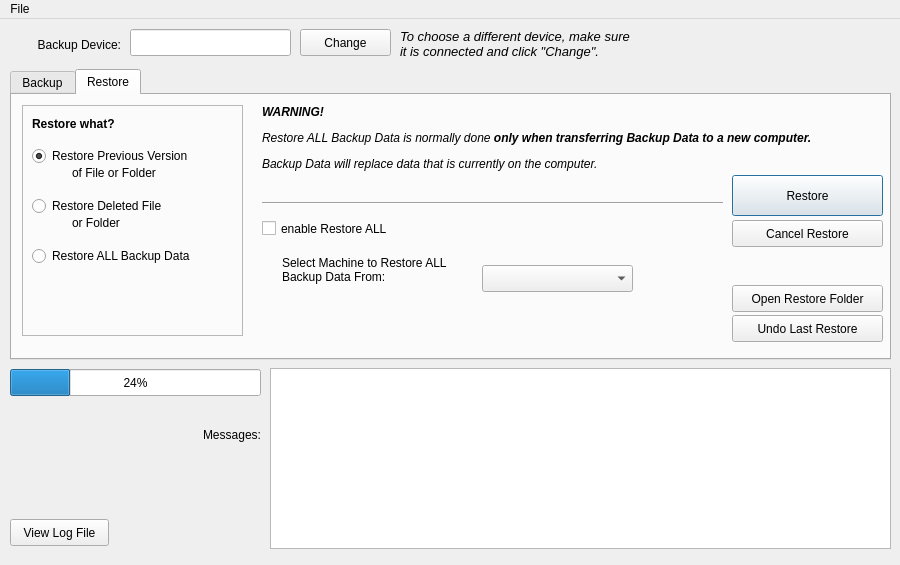
wasta-linux/wasta-backup, file mainwindow.ui: the form before one commit.
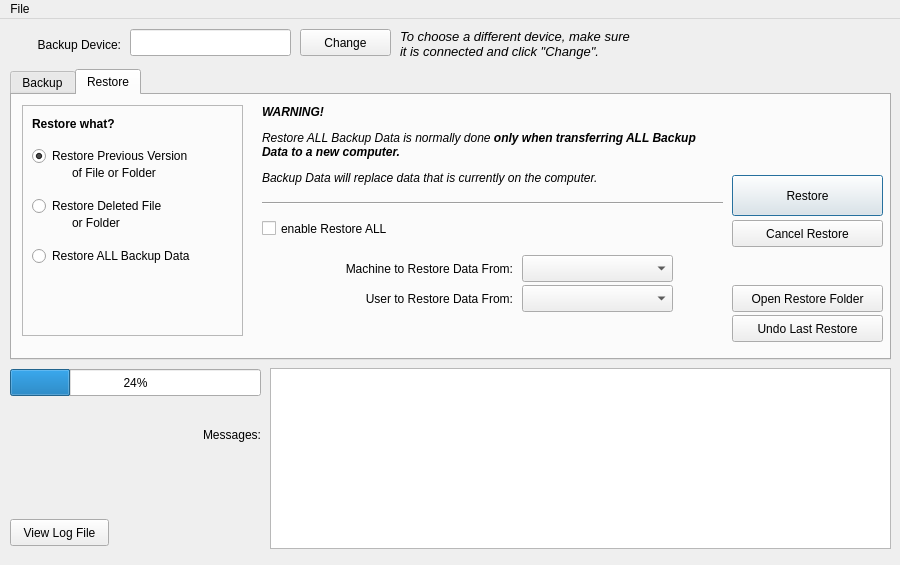
The form after the commit. The open tabs and pages were chosen to show the change.

Commit message: * Implemented multi-user for "Restore ALL", so now can restore from different machine and different user to current machine and user. * reduced USB auto-launch delay to 5s (from 10s)

The edit to the form file:
```diff
--- a/mainwindow.ui
+++ b/mainwindow.ui
@@ -503,7 +503,7 @@
          <rect>
           <x>10</x>
           <y>10</y>
-          <width>571</width>
+          <width>461</width>
           <height>101</height>
          </rect>
         </property>
@@ -513,7 +513,7 @@
          </font>
         </property>
         <property name="text">
-         <string>&lt;html&gt;&lt;head/&gt;&lt;body&gt;&lt;p&gt;&lt;span style=&quot; font-weight:600;&quot;&gt;WARNING!&lt;/span&gt;&lt;/p&gt;&lt;p&gt;Restore ALL Backup Data is normally done &lt;span style=&quot; font-weight:600;&quot;&gt;only when transferring Backup Data to a new computer.&lt;/span&gt;&lt;/p&gt;&lt;p&gt;Backup Data will replace data that is currently on the computer. &lt;/p&gt;&lt;/body&gt;&lt;/html&gt;</string>
+         <string>&lt;html&gt;&lt;head/&gt;&lt;body&gt;&lt;p&gt;&lt;span style=&quot; font-weight:600;&quot;&gt;WARNING!&lt;/span&gt;&lt;/p&gt;&lt;p&gt;Restore ALL Backup Data is normally done &lt;span style=&quot; font-weight:600;&quot;&gt;only when transferring ALL Backup Data to a new computer.&lt;/span&gt;&lt;/p&gt;&lt;p&gt;Backup Data will replace data that is currently on the computer. &lt;/p&gt;&lt;/body&gt;&lt;/html&gt;</string>
         </property>
         <property name="alignment">
          <set>Qt::AlignLeading|Qt::AlignLeft|Qt::AlignTop</set>
@@ -551,8 +551,18 @@
        <widget class="QComboBox" name="machineCombo">
         <property name="geometry">
          <rect>
-          <x>230</x>
-          <y>170</y>
+          <x>270</x>
+          <y>160</y>
+          <width>151</width>
+          <height>27</height>
+         </rect>
+        </property>
+       </widget>
+       <widget class="QComboBox" name="restUserCombo">
+        <property name="geometry">
+         <rect>
+          <x>270</x>
+          <y>190</y>
           <width>151</width>
           <height>27</height>
          </rect>
@@ -561,20 +571,33 @@
        <widget class="QLabel" name="machineLabel">
         <property name="geometry">
          <rect>
-          <x>30</x>
-          <y>140</y>
+          <x>50</x>
+          <y>160</y>
+          <width>211</width>
+          <height>27</height>
+         </rect>
+        </property>
+        <property name="text">
+         <string>Machine to Restore Data From:</string>
+        </property>
+        <property name="alignment">
+         <set>Qt::AlignRight|Qt::AlignTrailing|Qt::AlignVCenter</set>
+        </property>
+       </widget>
+       <widget class="QLabel" name="restUserLabel">
+        <property name="geometry">
+         <rect>
+          <x>80</x>
+          <y>190</y>
           <width>181</width>
-          <height>71</height>
+          <height>27</height>
          </rect>
         </property>
         <property name="text">
-         <string>&lt;html&gt;&lt;head/&gt;&lt;body&gt;&lt;p&gt;Select Machine to Restore ALL Backup Data From:&lt;/p&gt;&lt;/body&gt;&lt;/html&gt;</string>
+         <string>User to Restore Data From:</string>
         </property>
         <property name="alignment">
-         <set>Qt::AlignLeading|Qt::AlignLeft|Qt::AlignVCenter</set>
-        </property>
-        <property name="wordWrap">
-         <bool>true</bool>
+         <set>Qt::AlignRight|Qt::AlignTrailing|Qt::AlignVCenter</set>
         </property>
        </widget>
       </widget>
```
Left out of the diff: 2 changed lines with no effect on the pictures. The commit also changes 3 other files.
